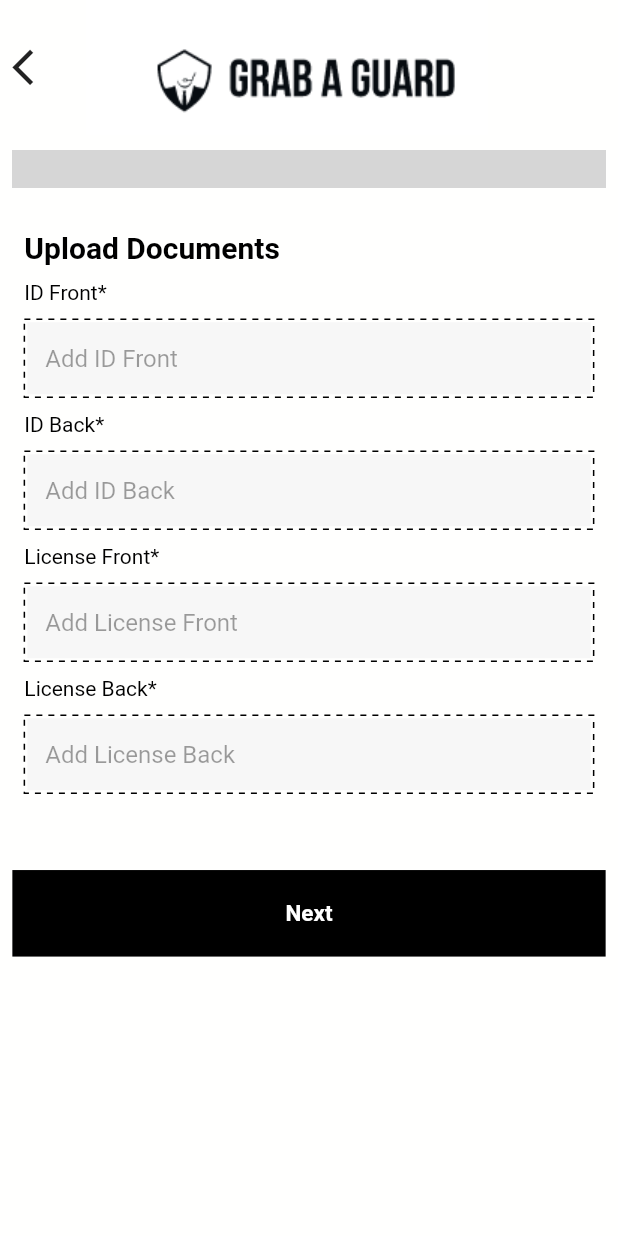
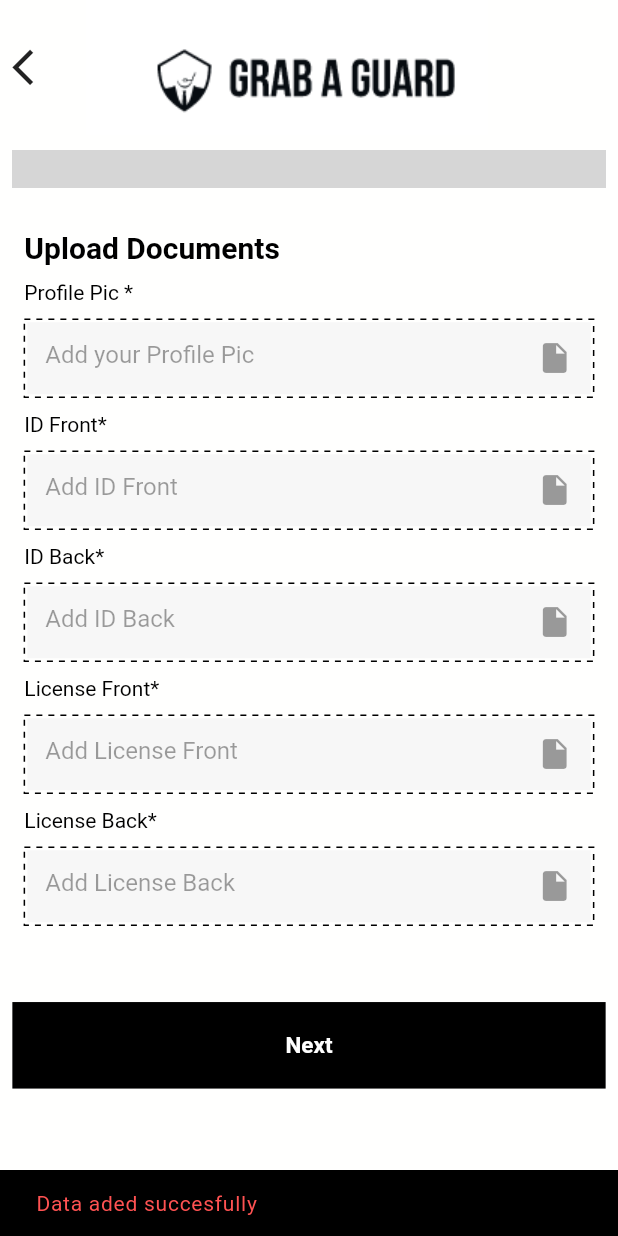
Before and after one commit to abdulmannankh21/guard_app, a Flutter app: the Step1 screen opened directly, after a tap on "Next", on a phone screen of 412 x 824 dp. Run offline on Flutter 3.47's test engine with Material 2 defaults, Android fonts, the phone set to English and light mode, and no system bars; drawn by our look-alikes of dotted_border; our stand-ins replace cloud_firestore, firebase_auth, firebase_core, firebase_storage, flutter_riverpod, fluttertoast and 6 more; missing offline and left inert: country_pickers, flutter_facebook_auth, progress_stepper; accounts and stored records are empty; grey boxes are pictures that could not be loaded.

Commit message:
storage provider is added all the basic info and logic to upload images to firebase is added

```diff
--- /dev/null
+++ b/lib/Features/Storage/storage_provider.dart
@@ -0,0 +1,134 @@
+import 'dart:io';
+import 'package:cloud_firestore/cloud_firestore.dart';
+import 'package:firebase_auth/firebase_auth.dart';
+import 'package:firebase_storage/firebase_storage.dart';
+import 'package:flutter/material.dart';
+import 'package:fluttertoast/fluttertoast.dart';
+import 'package:guard_app/Views/Steps/step2.dart';
+import 'package:guard_app/Views/Steps/step3.dart';
+import 'package:guard_app/Views/Steps/step4.dart';
+import 'package:riverpod/riverpod.dart';
+
+final storageProvider = Provider((ref) => StorageMethods(
+    auth: FirebaseAuth.instance,
+    firestore: FirebaseFirestore.instance,
+    storage: FirebaseStorage.instance));
+
+class StorageMethods {
+  FirebaseAuth auth = FirebaseAuth.instance;
+  FirebaseStorage storage = FirebaseStorage.instance;
+  FirebaseFirestore firestore = FirebaseFirestore.instance;
+
+  StorageMethods({required auth, required firestore, required storage});
+
+  SnackBar customSnackBar({required String content}) {
+    return SnackBar(
+      backgroundColor: Colors.black,
+      content: Text(
+        content,
+        style: TextStyle(color: Colors.redAccent, letterSpacing: 0.5),
+      ),
+    );
+  }
+
+  // adding image to firebase storage
+  Future<String> uploadImageToStorage(String childName, File file) async {
+    // creating location to our firebase storage
+
+    Reference ref = storage.ref().child(childName).child(auth.currentUser!.uid);
+
+    // putting in uint8list format -> Upload task like a future but not future
+    UploadTask uploadTask = ref.putFile(file);
+
+    TaskSnapshot snapshot = await uploadTask;
+    String downloadUrl = await snapshot.ref.getDownloadURL();
+    return downloadUrl;
+  }
+
+  Future<void> saveUser(
+      {required String firstName,
+      required String secondName,
+      required String dateOfBirth,
+      required String email,
+      required String address,
+      required String password,
+      required BuildContext context}) async {
+    await firestore.collection('UserBasic').doc(auth.currentUser?.uid).set(
+      {
+        'firstName': firstName,
+        'secondName': secondName,
+        'dateOfBirth': dateOfBirth,
+        'email': email,
+        'password': password,
+        'address': address
+      },
+    ).then((value) {
+      ScaffoldMessenger.of(context)
+          .showSnackBar(customSnackBar(content: "Data aded succesfully"));
+      Navigator.push(
+        context,
+        MaterialPageRoute(builder: (context) => Step2()),
+      );
+    }).catchError((error) => Fluttertoast.showToast(
+        msg: "Failed to Add",
+        toastLength: Toast.LENGTH_SHORT,
+        gravity: ToastGravity.SNACKBAR,
+        timeInSecForIosWeb: 1,
+        backgroundColor: Colors.red,
+        textColor: Colors.white,
+        fontSize: 16.0));
+  }
+
+  Future<void> saveImages(
+      {required BuildContext context,
+      required String idFrontURl,
+      required String profilePicUrl,
+      required String idBackUrl,
+      required String licenseFrotUrl,
+      required String licenseBackUrl}) async {
+    await firestore.collection('UserBasic').doc(auth.currentUser?.uid).set({
+      'profilePicUrl': profilePicUrl,
+      'idFrontURl': idFrontURl,
+      'idBackUrl': idBackUrl,
+      'licenseFrotUrl': licenseFrotUrl,
+      'licenseBackUrl': licenseBackUrl
+    }, SetOptions(merge: true)).then((value) {
+      ScaffoldMessenger.of(context)
+          .showSnackBar(customSnackBar(content: "Data aded succesfully"));
+      Navigator.push(
+        context,
+        MaterialPageRoute(builder: (context) => Step3()),
+      );
+    }).catchError((error) => Fluttertoast.showToast(
+        msg: "Failed to Add",
+        toastLength: Toast.LENGTH_SHORT,
+        gravity: ToastGravity.SNACKBAR,
+        timeInSecForIosWeb: 1,
+        backgroundColor: Colors.red,
+        textColor: Colors.white,
+        fontSize: 16.0));
+    ;
+    ;
+  }
+
+  Future<void> addDetail(
+      {required String summary,
+      required String workExperience,
+      required BuildContext context}) async {
+    try {
+      await firestore.collection('UserBasic').doc(auth.currentUser?.uid).set(
+          {'summary': summary, 'workExperience': workExperience},
+          SetOptions(merge: true)).then((value) {
+        ScaffoldMessenger.of(context)
+            .showSnackBar(customSnackBar(content: "Data aded succesfully"));
+        Navigator.push(
+          context,
+          MaterialPageRoute(builder: (context) => Step4()),
+        );
+      });
+    } catch (err) {
+      // ignore: avoid_print
+      print(err);
+    }
+  }
+}
--- a/lib/Views/Steps/step1.dart
+++ b/lib/Views/Steps/step1.dart
@@ -1,23 +1,22 @@
-import 'package:cloud_firestore/cloud_firestore.dart';
-import 'package:firebase_auth/firebase_auth.dart';
 import 'package:flutter/material.dart';
-import 'package:fluttertoast/fluttertoast.dart';
-import 'package:guard_app/Views/Steps/step2.dart';
+
+import 'package:guard_app/Features/Storage/storage_provider.dart';
 import 'package:progress_stepper/progress_stepper.dart';
+import 'package:flutter_riverpod/flutter_riverpod.dart';
 
-class Step1 extends StatefulWidget {
+class Step1 extends ConsumerStatefulWidget {
   @override
-  _Step1State createState() => _Step1State();
+  ConsumerState<Step1> createState() => _Step1State();
 }
 
-class _Step1State extends State<Step1> {
+class _Step1State extends ConsumerState<Step1> {
   var firstName;
   var lastName;
   var dob;
   var email;
   var address;
   var password;
-  bool _passwordVisible = false ;
+  bool _passwordVisible = false;
 
   final TextEditingController firstNameController = new TextEditingController();
   final TextEditingController lastNameController = new TextEditingController();
@@ -51,34 +50,6 @@ class _Step1State extends State<Step1> {
     emailController.clear();
     passwordController.clear();
   }
-
-// Adding Guard
-  CollectionReference guard = FirebaseFirestore.instance.collection('guard');
-  Future<void> guardDetails() {
-    return guard
-        .add({
-          'id': guard.doc().id,
-          'first name': firstName,
-          'last name': lastName,
-          'date of birth': dob,
-          'email': email,
-          'address': address,
-          'postedBy': FirebaseAuth.instance.currentUser!.uid
-        })
-        .then((value) =>
-        Navigator.push(context,
-        MaterialPageRoute(builder: (context) => Step2()),
-        ))
-        .catchError((error) => Fluttertoast.showToast(
-        msg: "Failed to Add",
-        toastLength: Toast.LENGTH_SHORT,
-        gravity: ToastGravity.SNACKBAR,
-        timeInSecForIosWeb: 1,
-        backgroundColor: Colors.red,
-        textColor: Colors.white,
-        fontSize: 16.0));
-  }
-
 
   int _chevronCounter = 0;
   int _customCounter = 0;
@@ -162,9 +133,17 @@ class _Step1State extends State<Step1> {
                         email = emailController.text;
                         address = addressController.text;
                         password = passwordController.text;
-                        guardDetails();
+
                         clearText();
 
+                        ref.read(storageProvider).saveUser(
+                            context: context,
+                            firstName: firstName,
+                            secondName: lastName,
+                            dateOfBirth: dob,
+                            email: email,
+                            password: password,
+                            address: address);
                       });
                     },
                     child: Container(
@@ -229,22 +208,30 @@ class _Step1State extends State<Step1> {
             SizedBox(
               height: 10.0,
             ),
-            customFields(firstNameController,"First name", "Enter your first name", null,
+            customFields(
+              firstNameController,
+              "First name",
+              "Enter your first name",
+              null,
             ),
             SizedBox(
               height: 10.0,
             ),
-            customFields(lastNameController,
-                "Last name", "Enter your Last name", null),
+            customFields(
+                lastNameController, "Last name", "Enter your Last name", null),
             SizedBox(
               height: 10.0,
             ),
-            customFields(dobController,"Date Of birth", "e.g 18/23/2022",
-                Icon(Icons.calendar_today), ),
+            customFields(
+              dobController,
+              "Date Of birth",
+              "e.g 18/23/2022",
+              Icon(Icons.calendar_today),
+            ),
             SizedBox(
               height: 10.0,
             ),
-            customFields(emailController,"Email", "email@gmail.com", null),
+            customFields(emailController, "Email", "email@gmail.com", null),
             SizedBox(
               height: 10.0,
             ),
@@ -255,7 +242,9 @@ class _Step1State extends State<Step1> {
                 Text(
                   "Pasword",
                   style: TextStyle(
-                  fontSize: 18, fontWeight: FontWeight.bold, color: Colors.black),
+                      fontSize: 18,
+                      fontWeight: FontWeight.bold,
+                      color: Colors.black),
                 ),
                 SizedBox(
                   height: 10.0,
@@ -271,8 +260,10 @@ class _Step1State extends State<Step1> {
                     fillColor: Color.fromRGBO(247, 247, 247, 1),
                     filled: true,
                     focusedBorder: OutlineInputBorder(
-              borderSide: const BorderSide(color: Colors.black, width: 2.0),
-              borderRadius: BorderRadius.circular(5.0),),
+                      borderSide:
+                          const BorderSide(color: Colors.black, width: 2.0),
+                      borderRadius: BorderRadius.circular(5.0),
+                    ),
                     // Here is key idea
                     hintText: 'Enter your password',
                     suffixIcon: IconButton(
@@ -297,14 +288,15 @@ class _Step1State extends State<Step1> {
             SizedBox(
               height: 10.0,
             ),
-            customFields(addressController,"Address", "Enter your Address",
+            customFields(addressController, "Address", "Enter your Address",
                 Icon(Icons.location_on_rounded)),
           ],
         ),
       ),
     );
   }
-  Widget customFields(controller,name, hint, icon) {
+
+  Widget customFields(controller, name, hint, icon) {
     return Column(
       mainAxisAlignment: MainAxisAlignment.start,
       crossAxisAlignment: CrossAxisAlignment.start,
--- a/lib/Views/Steps/step2.dart
+++ b/lib/Views/Steps/step2.dart
@@ -1,21 +1,27 @@
-
 import 'package:dotted_border/dotted_border.dart';
 import 'package:flutter/material.dart';
+import 'package:guard_app/Features/Storage/storage_provider.dart';
 import 'package:guard_app/Views/Steps/step3.dart';
 import 'package:image_picker/image_picker.dart';
 import 'package:progress_stepper/progress_stepper.dart';
 import 'dart:io' as io;
-class Step2 extends StatefulWidget {
+import 'package:flutter_riverpod/flutter_riverpod.dart';
+
+class Step2 extends ConsumerStatefulWidget {
   @override
-  _Step2State createState() => _Step2State();
+  ConsumerState<Step2> createState() => _Step2State();
 }
 
-class _Step2State extends State<Step2> {
+class _Step2State extends ConsumerState<Step2> {
   int _chevronCounter = 0;
   int _customCounter = 0;
   io.File? pickedImage;
   String pickedImagePath = '';
-  var icon=[
+  List<bool> picked = [false, false, false, false, false];
+  List<String> uploadImagesUrl = ["", "", "", "", ""];
+
+  List<String> paths = ["", "", "", "", "", ""];
+  var icon = [
     Icon(Icons.person),
     Icon(Icons.description),
     Icon(Icons.person),
@@ -28,6 +34,7 @@ class _Step2State extends State<Step2> {
       }
     });
   }
+
   void _decrementChevronStepper() {
     setState(() {
       if (_chevronCounter != 0) {
@@ -35,6 +42,7 @@ class _Step2State extends State<Step2> {
       }
     });
   }
+
   void _incrementCustomStepper() {
     setState(() {
       if (_customCounter != 3) {
@@ -42,6 +50,7 @@ class _Step2State extends State<Step2> {
       }
     });
   }
+
   void _decrementCustomStepper() {
     setState(() {
       if (_customCounter != 0) {
@@ -52,10 +61,12 @@ class _Step2State extends State<Step2> {
 
   @override
   Widget build(BuildContext context) => Scaffold(
-
         backgroundColor: Color.fromRGBO(255, 255, 254, 1),
         body: Padding(
-      padding:  EdgeInsets.only(left:MediaQuery.of(context).size.width*0.02,right:MediaQuery.of(context).size.width*0.02,top: 0.0 ),
+          padding: EdgeInsets.only(
+              left: MediaQuery.of(context).size.width * 0.02,
+              right: MediaQuery.of(context).size.width * 0.02,
+              top: 0.0),
           child: SingleChildScrollView(
             child: Column(
               mainAxisAlignment: MainAxisAlignment.start,
@@ -63,14 +74,16 @@ class _Step2State extends State<Step2> {
               children: <Widget>[
                 Row(
                   children: [
-                Icon(Icons.arrow_back_ios,size: MediaQuery.of(context).size.width*0.07,),
-                SizedBox(width: 20.0,),
+                    Icon(
+                      Icons.arrow_back_ios,
+                      size: MediaQuery.of(context).size.width * 0.07,
+                    ),
+                    SizedBox(
+                      width: 20.0,
+                    ),
                     Image.asset('images/header.png'),
-
                   ],
                 ),
-
-
 
                 const SizedBox(
                   height: 10,
@@ -89,9 +102,7 @@ class _Step2State extends State<Step2> {
                         defaultColor: Color.fromRGBO(247, 247, 247, 1),
                         progressColor: Colors.amber,
                         wasCompleted: true,
-                    child: icon[index-1],
-
-
+                        child: icon[index - 1],
                       );
                     }
                     return ProgressStepWithChevron(
@@ -99,19 +110,30 @@ class _Step2State extends State<Step2> {
                       defaultColor: Color.fromRGBO(247, 247, 247, 1),
                       progressColor: Colors.amber,
                       wasCompleted: false,
-                  child: icon[index-1],
-
-
+                      child: icon[index - 1],
                     );
                   },
                 ),
-            SizedBox(height: MediaQuery.of(context).size.height * 0.035,),
+                SizedBox(
+                  height: MediaQuery.of(context).size.height * 0.035,
+                ),
                 getFieldsOne(),
-            SizedBox(height: MediaQuery.of(context).size.height * 0.05,),
+                SizedBox(
+                  height: MediaQuery.of(context).size.height * 0.05,
+                ),
 
                 InkWell(
                   onTap: () {
                     //_incrementChevronStepper();
+
+                    ref.read(storageProvider).saveImages(
+                        context: context,
+                        idFrontURl: uploadImagesUrl[1],
+                        profilePicUrl: uploadImagesUrl[0],
+                        idBackUrl: uploadImagesUrl[2],
+                        licenseFrotUrl: uploadImagesUrl[3],
+                        licenseBackUrl: uploadImagesUrl[4]);
+
                     Navigator.push(context,
                         MaterialPageRoute(builder: (context) => Step3()));
                   },
@@ -158,9 +180,9 @@ class _Step2State extends State<Step2> {
           ),
         ), // This trailing comma makes auto-formatting nicer for build methods.
       );
-  Widget getFieldsOne(){
+  Widget getFieldsOne() {
     return Padding(
-      padding: const EdgeInsets.only(left:8.0,right: 8.0),
+      padding: const EdgeInsets.only(left: 8.0, right: 8.0),
       child: SingleChildScrollView(
         child: Column(
           mainAxisAlignment: MainAxisAlignment.start,
@@ -169,21 +191,41 @@ class _Step2State extends State<Step2> {
             Text(
               "Upload Documents",
               style: TextStyle(
-                  fontSize: 20, fontWeight: FontWeight.bold, color: Colors.black),
+                  fontSize: 20,
+                  fontWeight: FontWeight.bold,
+                  color: Colors.black),
+            ),
+            SizedBox(
+              height: 10.0,
+            ),
+            customFields("Profile Pic *",
+                picked[0] ? "  picked" : "Add your Profile Pic", 0),
+
+            SizedBox(
+              height: 10.0,
+            ),
+            customFields(
+                "ID Front*", picked[1] ? "  picked" : "Add ID Front", 1),
+            SizedBox(
+              height: 10.0,
             ),
 
-            SizedBox(height: 10.0,),
-            customFields("ID Front*", "Add ID Front",null),
-            SizedBox(height: 10.0,),
+            customFields("ID Back*", picked[2] ? "  picked" : "Add ID Back", 2),
+            SizedBox(
+              height: 10.0,
+            ),
 
-            customFields("ID Back*", "Add ID Back",null),
-            SizedBox(height: 10.0,),
+            customFields("License Front*",
+                picked[3] ? "  picked" : "Add License Front", 3),
+            SizedBox(
+              height: 10.0,
+            ),
 
-            customFields("License Front*", "Add License Front",null),
-            SizedBox(height: 10.0,),
-
-            customFields("License Back*", "Add License Back",null),
-            SizedBox(height: 10.0,),
+            customFields("License Back*",
+                picked[4] ? "  picked" : "Add License Back", 4),
+            SizedBox(
+              height: 10.0,
+            ),
 
             // customFields("Password", "Enter your password",Icon(Icons.visibility)),
             // SizedBox(height: 10.0,),
@@ -193,32 +235,34 @@ class _Step2State extends State<Step2> {
       ),
     );
   }
-  Widget customFields(name,hint,icon){
+
+  Widget customFields(name, hint, index) {
     return Column(
       mainAxisAlignment: MainAxisAlignment.start,
       crossAxisAlignment: CrossAxisAlignment.start,
       children: [
         Text(
           "$name",
-          style: TextStyle(
-              fontSize: 14, color: Colors.black),
+          style: TextStyle(fontSize: 14, color: Colors.black),
         ),
-        SizedBox(height: 10.0,),
+        SizedBox(
+          height: 10.0,
+        ),
         DottedBorder(
-          dashPattern: [4,4],
+          dashPattern: [4, 4],
           child: GestureDetector(
-            onTap: (){
-              takePicture(ImageSource.camera);
+            onTap: () {
+              takePicture(hint, ImageSource.camera, index);
             },
             child: TextFormField(
               enabled: false,
               decoration: InputDecoration(
-                suffixIcon: icon,
+                suffixIcon: Icon(Icons.insert_drive_file),
                 border: InputBorder.none,
                 hintText: "$hint",
                 fillColor: Color.fromRGBO(247, 247, 247, 1),
                 filled: true,
-                focusedBorder:OutlineInputBorder(
+                focusedBorder: OutlineInputBorder(
                   borderSide: const BorderSide(color: Colors.black, width: 2.0),
                   borderRadius: BorderRadius.circular(5.0),
                 ),
@@ -229,7 +273,8 @@ class _Step2State extends State<Step2> {
       ],
     );
   }
-  Widget customPic(){
+
+  Widget customPic() {
     return Row(
       children: [
         Container(
@@ -237,27 +282,25 @@ class _Step2State extends State<Step2> {
           width: 70.0,
           decoration: BoxDecoration(
               borderRadius: BorderRadius.circular(10.0),
-            image: DecorationImage(
-              image: AssetImage("images/painting.png")
-            )
-          ),
+              image: DecorationImage(image: AssetImage("images/painting.png"))),
         ),
         Container(
-          padding: EdgeInsets.only(left: 20.0,right: 10.0),
-          height: MediaQuery.of(context).size.height*0.07,
-          width: MediaQuery.of(context).size.width*0.7,
-
+          padding: EdgeInsets.only(left: 20.0, right: 10.0),
+          height: MediaQuery.of(context).size.height * 0.07,
+          width: MediaQuery.of(context).size.width * 0.7,
           decoration: BoxDecoration(
             color: Color.fromRGBO(247, 247, 247, 1),
             borderRadius: BorderRadius.circular(7.0),
-
           ),
           child: Row(
             mainAxisAlignment: MainAxisAlignment.spaceBetween,
             children: [
               Text("pic.png"),
-              Text("Edit",style: TextStyle(fontWeight: FontWeight.bold,color: Colors.deepPurple),),
-
+              Text(
+                "Edit",
+                style: TextStyle(
+                    fontWeight: FontWeight.bold, color: Colors.deepPurple),
+              ),
             ],
           ),
         ),
@@ -265,8 +308,9 @@ class _Step2State extends State<Step2> {
     );
   }
 
-  Future<void>? takePicture(ImageSource source) async {
+  Future<void>? takePicture(childName, ImageSource source, int index) async {
     final ImagePicker picker = ImagePicker();
+
     final XFile? image = await picker.pickImage(
         source: source,
         imageQuality: 70, // <- Reduce Image quality
@@ -275,9 +319,15 @@ class _Step2State extends State<Step2> {
     if (image != null) {
       pickedImage = io.File(image.path);
       pickedImagePath = pickedImage!.path;
-      print('image selected. $pickedImage');
+      var url = await ref.read(storageProvider).uploadImageToStorage(childName, pickedImage!);
+
+      setState(() {
+        paths[index] = pickedImagePath;
+        uploadImagesUrl[index] = url;
+        picked[index] = true;
+      });
     } else {
-      print('No image selected.');
+
     }
   }
 }
--- a/lib/Views/splash_screen.dart
+++ b/lib/Views/splash_screen.dart
@@ -50,10 +50,10 @@ class _SplashScreenState extends State<SplashScreen> {
                     onTap: () {
                       Future.delayed(
                           const Duration(
-                            seconds: 3,
+                            seconds: 2,
                           ),
                               () {});
-                      if (FirebaseAuth.instance.currentUser != null) {
+                      if (false) {
                         Navigator.pushReplacement(context,
                             MaterialPageRoute(builder: (context) => const MainScreen()));
                       } else {
```
Also changed, not shown: lib/Features/authentiction/auth_repository.dart (+3 -6 lines), lib/Views/Steps/step3.dart (+21 -58 lines), lib/Views/loginScreen.dart (+16 -16 lines). Lines whose indentation alone changed are shown as unchanged.
